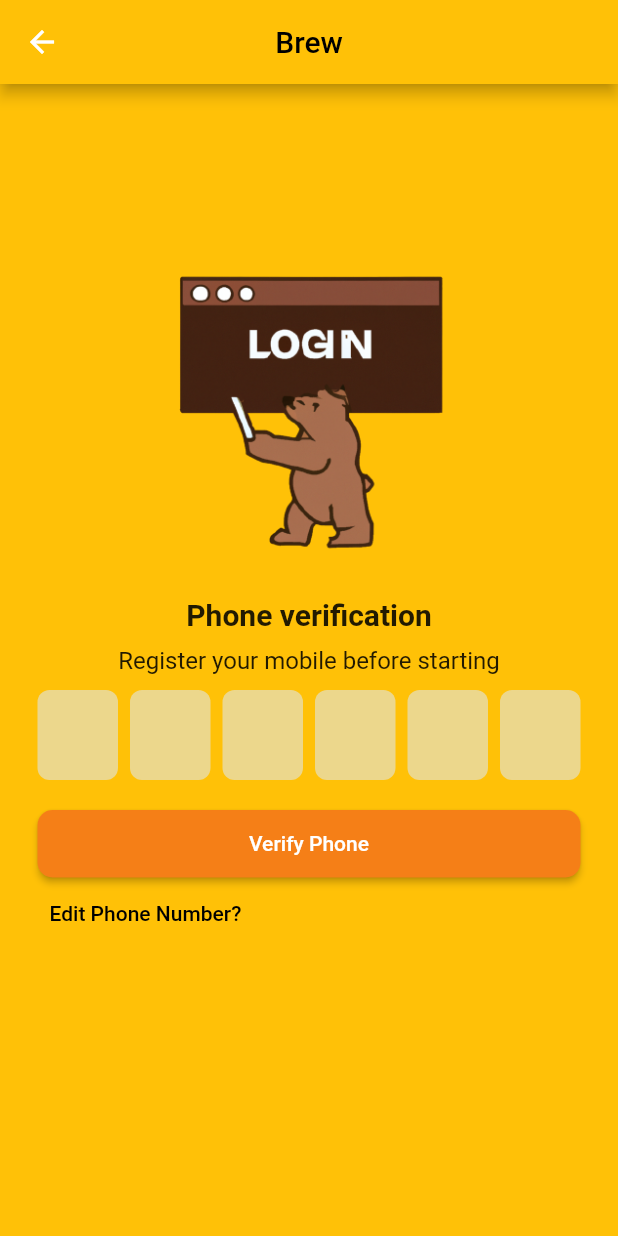
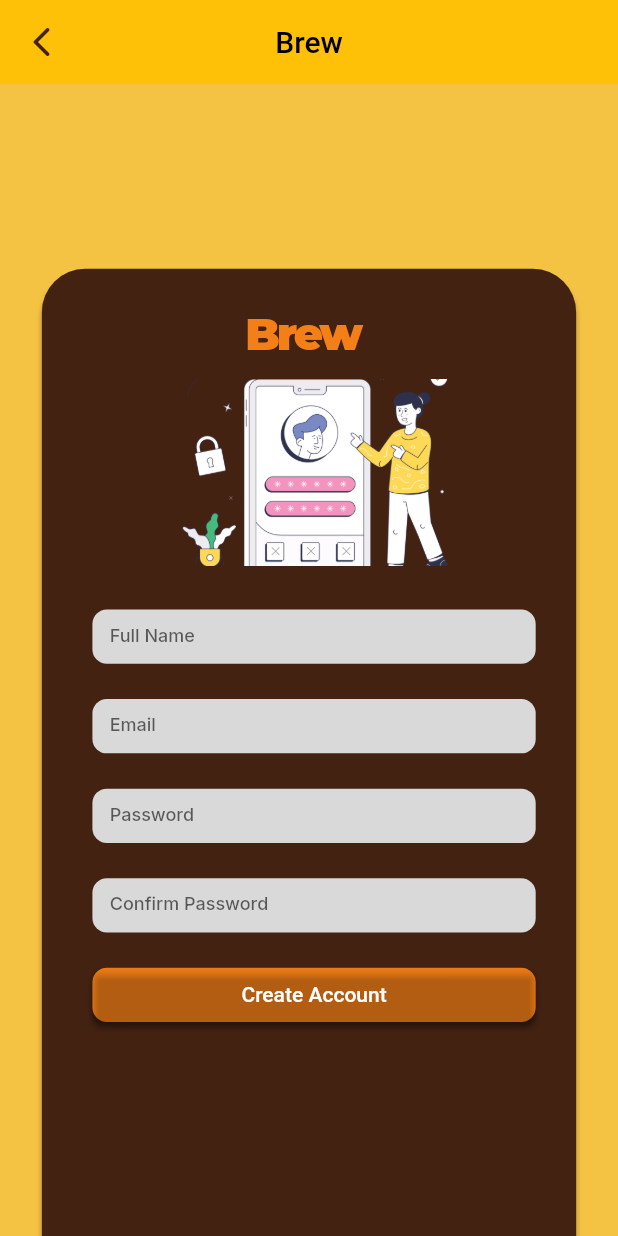
Before and after one commit to wolverinex24/Brewapp, a Flutter app: the otp screen opened by its route, after a tap on "Verify Phone", on a phone screen of 412 x 824 dp. Run offline on Flutter 3.47's test engine with Material 2 defaults, Android fonts, the phone set to English and light mode, and no system bars; drawn by our look-alikes of pinput; our stand-ins replace google_fonts.

Commit message:
user_creation page added

```diff
--- /dev/null
+++ b/lib/createuser/createuser.dart
@@ -0,0 +1,266 @@
+import 'package:brewapp/home/Home.dart';
+import 'package:flutter/material.dart';
+import 'package:flutter/gestures.dart';
+import 'dart:ui';
+import 'package:google_fonts/google_fonts.dart';
+import 'package:brewapp/createuser/utils.dart';
+
+class Scene extends StatelessWidget {
+  @override
+  Widget build(BuildContext context) {
+    double baseWidth = 428;
+    double fem = MediaQuery.of(context).size.width / baseWidth;
+    double ffem = fem * 0.97;
+    return Scaffold(
+      appBar: AppBar(
+        backgroundColor: Colors.amber,
+        leading: IconButton(
+          onPressed: () {
+            Navigator.pushNamedAndRemoveUntil(
+                context, 'phone', (route) => false);
+          },
+          icon: Icon(
+            Icons.arrow_back_ios_rounded,
+            color: Color(0xff432212),
+          ),
+        ),
+        title: Text(
+          'Brew',
+          style: TextStyle(
+            color: Colors.black,
+          ),
+        ),
+        centerTitle: true,
+        elevation: 0,
+      ),
+      body: SingleChildScrollView(
+        child: Container(
+          width: double.infinity,
+          child: Container(
+            // iphone13promax1qeG (102:59)
+            width: double.infinity,
+            height: 926 * fem,
+            decoration: BoxDecoration(
+              color: Color(0xfff5c344),
+              boxShadow: [
+                BoxShadow(
+                  color: Color(0x3f000000),
+                  offset: Offset(0 * fem, 4 * fem),
+                  blurRadius: 2 * fem,
+                ),
+              ],
+            ),
+            child: Stack(
+              children: [
+                Positioned(
+                  // rectangle35Hi (102:61)
+                  left: 29 * fem,
+                  top: 128 * fem,
+                  child: Align(
+                    child: SizedBox(
+                      width: 370 * fem,
+                      height: 739 * fem,
+                      child: Container(
+                        decoration: BoxDecoration(
+                          borderRadius: BorderRadius.circular(30 * fem),
+                          color: Color(0xff432212),
+                          boxShadow: [
+                            BoxShadow(
+                              color: Color(0x3f000000),
+                              offset: Offset(0 * fem, 4 * fem),
+                              blurRadius: 2 * fem,
+                            ),
+                          ],
+                        ),
+                      ),
+                    ),
+                  ),
+                ),
+                Positioned(
+                  // group7jt4 (102:68)
+                  left: 64 * fem,
+                  top: 364 * fem,
+                  child: Container(
+                    padding: EdgeInsets.fromLTRB(
+                        12 * fem, 10 * fem, 12 * fem, 7.58 * fem),
+                    width: 307 * fem,
+                    height: 37.58 * fem,
+                    decoration: BoxDecoration(
+                      color: Color(0xffd9d9d9),
+                      borderRadius: BorderRadius.circular(10 * fem),
+                    ),
+                    child: TextField(
+                      decoration: InputDecoration(
+                          hintStyle: TextStyle(fontSize: 12),
+                          border: InputBorder.none,
+                          hintText: 'Full Name'),
+                      style: SafeGoogleFont(
+                        'Inter',
+                        fontSize: 16 * ffem,
+                        fontWeight: FontWeight.w500,
+                        height: 1.2125 * ffem / fem,
+                        color: Color.fromARGB(255, 0, 0, 0),
+                      ),
+                    ),
+                  ),
+                ),
+                Positioned(
+                  // group8iV6 (102:96)
+                  left: 64 * fem,
+                  top: 426 * fem,
+                  child: Container(
+                    padding: EdgeInsets.fromLTRB(
+                        12 * fem, 10 * fem, 12 * fem, 7.58 * fem),
+                    width: 307 * fem,
+                    height: 37.58 * fem,
+                    decoration: BoxDecoration(
+                      color: Color(0xffd9d9d9),
+                      borderRadius: BorderRadius.circular(10 * fem),
+                    ),
+                    child: TextField(
+                      decoration: InputDecoration(
+                          hintStyle: TextStyle(fontSize: 12),
+                          border: InputBorder.none,
+                          hintText: 'Email'),
+                      style: SafeGoogleFont(
+                        'Inter',
+                        fontSize: 16 * ffem,
+                        fontWeight: FontWeight.w500,
+                        height: 1.2125 * ffem / fem,
+                        color: Color.fromARGB(255, 0, 0, 0),
+                      ),
+                    ),
+                  ),
+                ),
+                Positioned(
+                  // group9NZe (102:99)
+                  left: 64 * fem,
+                  top: 488 * fem,
+                  child: Container(
+                    padding: EdgeInsets.fromLTRB(
+                        12 * fem, 10 * fem, 12 * fem, 7.58 * fem),
+                    width: 307 * fem,
+                    height: 37.58 * fem,
+                    decoration: BoxDecoration(
+                      color: Color(0xffd9d9d9),
+                      borderRadius: BorderRadius.circular(10 * fem),
+                    ),
+                    child: TextField(
+                      decoration: InputDecoration(
+                          hintStyle: TextStyle(fontSize: 12),
+                          border: InputBorder.none,
+                          hintText: 'Password'),
+                      style: SafeGoogleFont(
+                        'Inter',
+                        fontSize: 16 * ffem,
+                        fontWeight: FontWeight.w500,
+                        height: 1.2125 * ffem / fem,
+                        color: Color.fromARGB(255, 0, 0, 0),
+                      ),
+                    ),
+                  ),
+                ),
+                Positioned(
+                  // group10Ebr (102:102)
+                  left: 64 * fem,
+                  top: 550 * fem,
+                  child: Container(
+                    padding: EdgeInsets.fromLTRB(
+                        12 * fem, 10 * fem, 12 * fem, 7.58 * fem),
+                    width: 307 * fem,
+                    height: 37.58 * fem,
+                    decoration: BoxDecoration(
+                      color: Color(0xffd9d9d9),
+                      borderRadius: BorderRadius.circular(10 * fem),
+                    ),
+                    child: TextField(
+                      decoration: InputDecoration(
+                          hintStyle: TextStyle(fontSize: 12),
+                          border: InputBorder.none,
+                          hintText: 'Confirm Password'),
+                      style: SafeGoogleFont(
+                        'Inter',
+                        fontSize: 16 * ffem,
+                        fontWeight: FontWeight.w500,
+                        height: 1.2125 * ffem / fem,
+                        color: Color.fromARGB(255, 0, 0, 0),
+                      ),
+                    ),
+                  ),
+                ),
+                Positioned(
+                  // group11gye (102:105)
+                  left: 64 * fem,
+                  top: 612 * fem,
+                  child: Container(
+                    width: 307 * fem,
+                    height: 37.58 * fem,
+                    decoration: BoxDecoration(
+                      color: Color(0xfff57f17),
+                      borderRadius: BorderRadius.circular(10 * fem),
+                      boxShadow: [
+                        BoxShadow(
+                          color: Color(0x3f000000),
+                          offset: Offset(0 * fem, 4 * fem),
+                          blurRadius: 2 * fem,
+                        ),
+                      ],
+                    ),
+                    child: Center(
+                      child: SizedBox(
+                        width: 300,
+                        child: ElevatedButton(
+                          style: ElevatedButton.styleFrom(
+                              backgroundColor: Colors.transparent),
+                          onPressed: () {},
+                          child: Text('Create Account'),
+                        ),
+                      ),
+                    ),
+                  ),
+                ),
+                Positioned(
+                  // brewkCp (102:64)
+                  left: 171 * fem,
+                  top: 155 * fem,
+                  child: Align(
+                    child: SizedBox(
+                      width: 83 * fem,
+                      height: 39 * fem,
+                      child: Text(
+                        'Brew',
+                        style: SafeGoogleFont(
+                          'Montserrat',
+                          fontSize: 32 * ffem,
+                          fontWeight: FontWeight.w900,
+                          height: 1.2175 * ffem / fem,
+                          letterSpacing: -2.24 * fem,
+                          color: Color(0xfff57f17),
+                        ),
+                      ),
+                    ),
+                  ),
+                ),
+                Positioned(
+                  // userlogin1zN4 (103:111)
+                  left: 122 * fem,
+                  top: 204 * fem,
+                  child: Align(
+                    child: SizedBox(
+                      width: 192 * fem,
+                      height: 130 * fem,
+                      child: Image.asset(
+                        'assets/userlogin-1.png',
+                        fit: BoxFit.cover,
+                      ),
+                    ),
+                  ),
+                ),
+              ],
+            ),
+          ),
+        ),
+      ),
+    );
+  }
+}
--- /dev/null
+++ b/lib/createuser/utils.dart
@@ -0,0 +1,82 @@
+import 'package:flutter/material.dart';
+import 'dart:ui';
+import 'package:google_fonts/google_fonts.dart';
+
+class MyCustomScrollBehavior extends MaterialScrollBehavior {
+  @override
+  Set<PointerDeviceKind> get dragDevices => {
+        PointerDeviceKind.touch,
+        PointerDeviceKind.mouse,
+      };
+}
+
+TextStyle SafeGoogleFont(
+  String fontFamily, {
+  TextStyle? textStyle,
+  Color? color,
+  Color? backgroundColor,
+  double? fontSize,
+  FontWeight? fontWeight,
+  FontStyle? fontStyle,
+  double? letterSpacing,
+  double? wordSpacing,
+  TextBaseline? textBaseline,
+  double? height,
+  Locale? locale,
+  Paint? foreground,
+  Paint? background,
+  List<Shadow>? shadows,
+  List<FontFeature>? fontFeatures,
+  TextDecoration? decoration,
+  Color? decorationColor,
+  TextDecorationStyle? decorationStyle,
+  double? decorationThickness,
+}) {
+  try {
+    return GoogleFonts.getFont(
+      fontFamily,
+      textStyle: textStyle,
+      color: color,
+      backgroundColor: backgroundColor,
+      fontSize: fontSize,
+      fontWeight: fontWeight,
+      fontStyle: fontStyle,
+      letterSpacing: letterSpacing,
+      wordSpacing: wordSpacing,
+      textBaseline: textBaseline,
+      height: height,
+      locale: locale,
+      foreground: foreground,
+      background: background,
+      shadows: shadows,
+      fontFeatures: fontFeatures,
+      decoration: decoration,
+      decorationColor: decorationColor,
+      decorationStyle: decorationStyle,
+      decorationThickness: decorationThickness,
+    );
+  } catch (ex) {
+    return GoogleFonts.getFont(
+      "Source Sans Pro",
+      textStyle: textStyle,
+      color: color,
+      backgroundColor: backgroundColor,
+      fontSize: fontSize,
+      fontWeight: fontWeight,
+      fontStyle: fontStyle,
+      letterSpacing: letterSpacing,
+      wordSpacing: wordSpacing,
+      textBaseline: textBaseline,
+      height: height,
+      locale: locale,
+      foreground: foreground,
+      background: background,
+      shadows: shadows,
+      fontFeatures: fontFeatures,
+      decoration: decoration,
+      decorationColor: decorationColor,
+      decorationStyle: decorationStyle,
+      decorationThickness: decorationThickness,
+    );
+  }
+}
--- a/lib/main.dart
+++ b/lib/main.dart
@@ -1,3 +1,4 @@
+import 'package:brewapp/createuser/createuser.dart';
 import 'package:brewapp/home/Home.dart';
 import 'package:flutter/material.dart';
 import 'package:brewapp/otp/otp.dart';
@@ -7,6 +8,7 @@ void main() {
     debugShowCheckedModeBanner: false,
     initialRoute: 'phone',
     routes: {
+      'createuser': (context) => Scene(),
       'phone': (context) => Home_page(),
       'otp': (context) => otp(),
     },
--- a/lib/otp/otp.dart
+++ b/lib/otp/otp.dart
@@ -101,7 +101,10 @@ class _otpState extends State<otp> {
               height: 45,
               width: double.infinity,
               child: ElevatedButton(
-                onPressed: () {},
+                onPressed: () {
+                  Navigator.pushNamedAndRemoveUntil(
+                      context, 'createuser', (route) => false);
+                },
                 child: Text("Verify Phone"),
                 style: ElevatedButton.styleFrom(
                   primary: Colors.yellow[900],
--- a/pubspec.yaml
+++ b/pubspec.yaml
@@ -39,6 +39,9 @@ dependencies:
   firebase_core: ^1.20.0
   firebase_auth: ^3.5.0
   pinput: ^2.2.31
+  google_fonts: ^4.0.3
+  basic_utils: ^5.5.2
+  app_utils: ^0.0.5
 
 dev_dependencies:
   change_app_package_name: ^1.1.0
```
Also changed, not shown: assets/userlogin-1.png (added), pubspec.lock, 7 other files.
